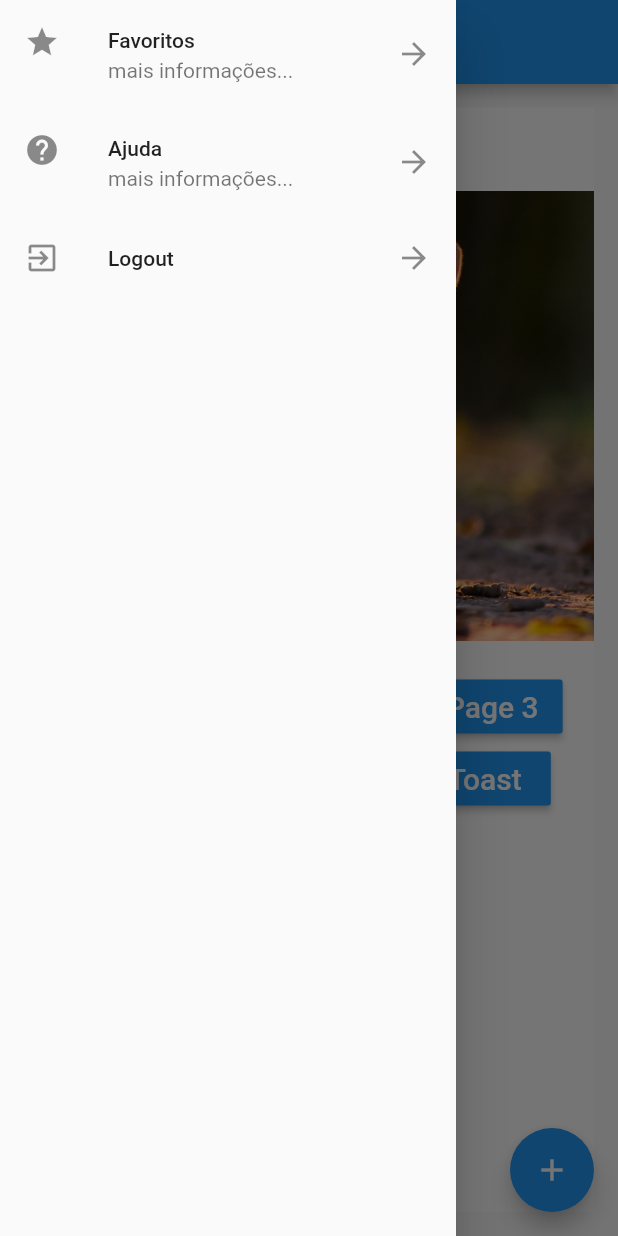
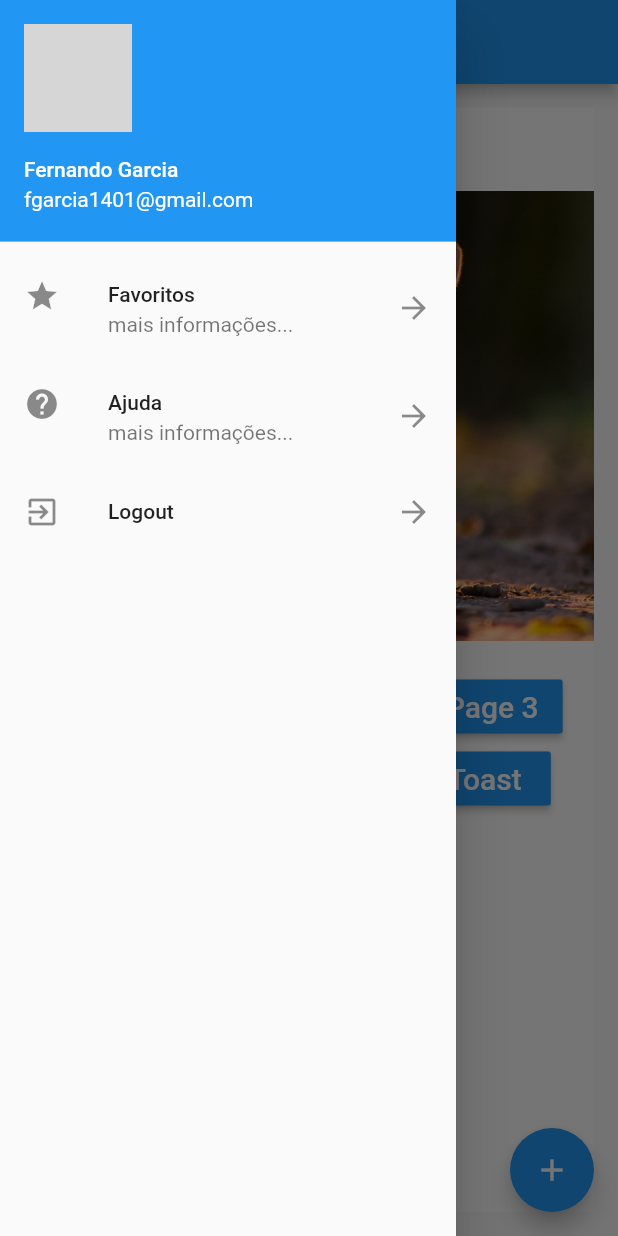
Before and after one commit to fgarcia1401/flutter_hello1, a Flutter app: the screen it shows after launch, with the side drawer open, on a phone screen of 412 x 824 dp. Run offline on Flutter 3.47's test engine with Material 2 defaults, Android fonts, the phone set to English and light mode, and no system bars; our stand-ins replace fluttertoast; network calls fail; grey boxes are pictures that could not be loaded.

Commit message:
UserAccountsDrawerHeader

```diff
--- a/lib/pages/widgets/drawer_list.dart
+++ b/lib/pages/widgets/drawer_list.dart
@@ -6,6 +6,14 @@ class DrawerList extends StatelessWidget {
     return Drawer(
       child: ListView(
        children: <Widget>[
+         UserAccountsDrawerHeader(
+          accountName: Text("Fernando Garcia"),
+           accountEmail: Text("fgarcia1401@gmail.com"),
+           currentAccountPicture: CircleAvatar(
+             backgroundImage: NetworkImage(
+                 "https://encrypted-tbn0.gstatic.com/images?q=tbn:ANd9GcQqP85ZnOcRSCX3nlYdkCvSxhSuZs0bLt1He8EvGr5ne8c7mTqW"),
+           ),
+         ),
          ListTile(
            leading: Icon(Icons.star),
            title: Text("Favoritos"),
```
